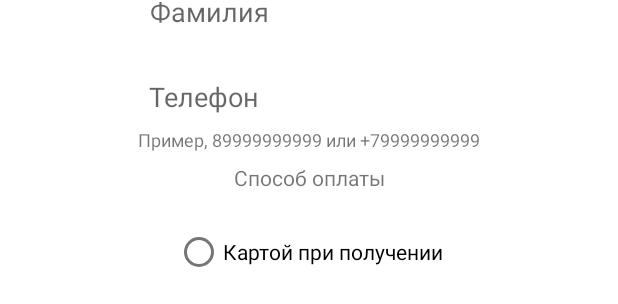
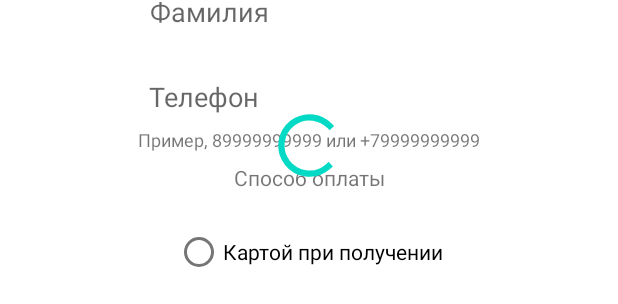
Before and after one commit to Skyrel74/Napoleon_IT, an Android app: the layout fragment_checkout.xml on its own in the app's theme, with its tools: preview values and no code run, on a phone screen of 412 x 824 dp. Shown: the part 237-541 px from the top of the screen. Run offline under Robolectric (Android 15) with nearby library versions, the phone set to English and light mode, and no system bars.

Commit message:
Final commit Added progressbar to Checkout and fix one import

```diff
--- a/app/src/main/res/layout/fragment_checkout.xml
+++ b/app/src/main/res/layout/fragment_checkout.xml
@@ -127,5 +127,14 @@
             app:layout_constraintEnd_toEndOf="parent"
             app:layout_constraintStart_toStartOf="parent"
             app:layout_constraintTop_toBottomOf="@+id/rgType" />
+
+        <ProgressBar
+            android:id="@+id/loadPb"
+            android:layout_width="50dp"
+            android:layout_height="50dp"
+            app:layout_constraintBottom_toBottomOf="parent"
+            app:layout_constraintEnd_toEndOf="parent"
+            app:layout_constraintStart_toStartOf="parent"
+            app:layout_constraintTop_toTopOf="parent" />
     </androidx.constraintlayout.widget.ConstraintLayout>
 </ScrollView>
```
Also changed, not shown: app/src/main/java/com/example/napoleonit/presentation/CheckoutPresenter.kt (+6 -1 lines), app/src/main/java/com/example/napoleonit/ui/CheckoutFragment.kt (+13 -0 lines).
